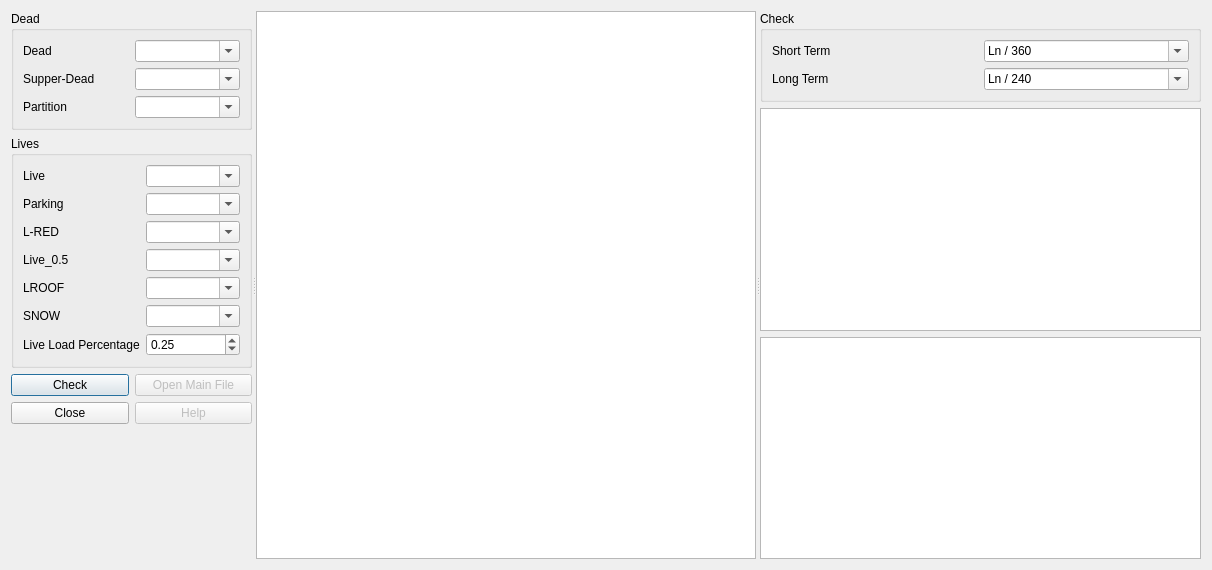
Old version of the form widgets/control/control_deflection_of_beams.ui in the repository ebrahimraeyat/civilTools.
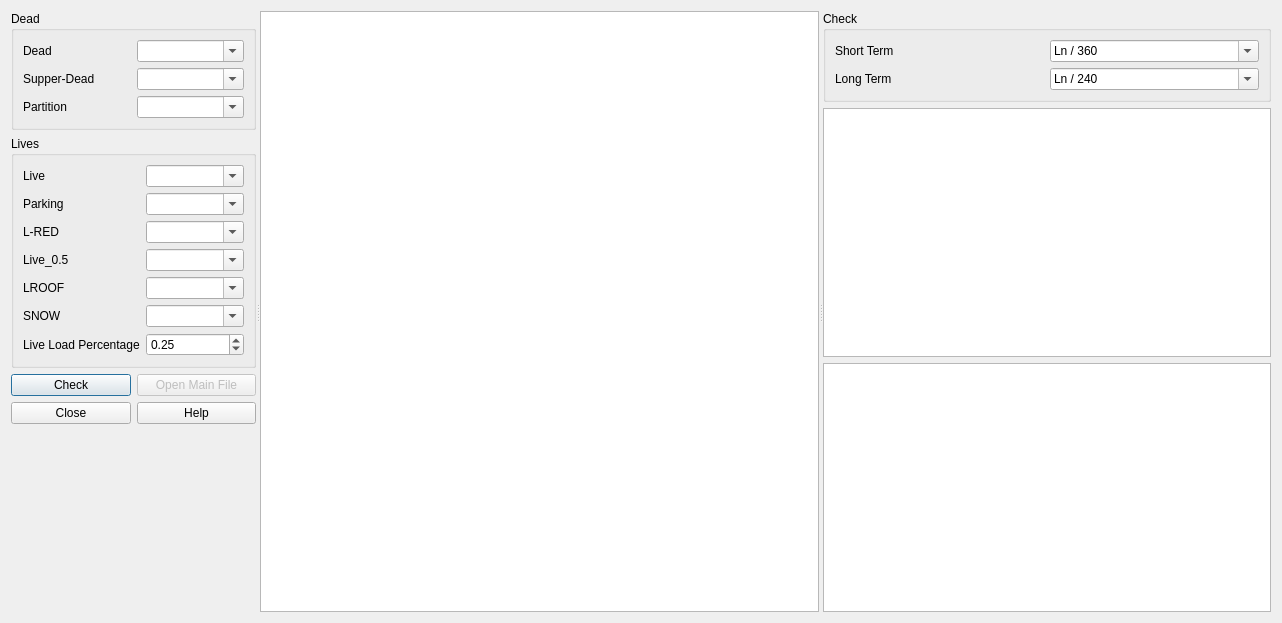
New version of the form. Icons and pictures are not drawn.

Commit message: Add plan of story in beam deflection

Patch:
```diff
--- a/widgets/control/control_deflection_of_beams.ui
+++ b/widgets/control/control_deflection_of_beams.ui
@@ -6,8 +6,8 @@
    <rect>
     <x>0</x>
     <y>0</y>
-    <width>1212</width>
-    <height>570</height>
+    <width>1282</width>
+    <height>623</height>
    </rect>
   </property>
   <property name="windowTitle">
@@ -26,7 +26,7 @@
      <property name="orientation">
       <enum>Qt::Horizontal</enum>
      </property>
-     <widget class="QWidget" name="">
+     <widget class="QWidget" name="layoutWidget">
       <layout class="QVBoxLayout" name="verticalLayout_2">
        <item>
         <widget class="QGroupBox" name="groupBox">
@@ -257,7 +257,7 @@
          <item row="1" column="2">
           <widget class="QPushButton" name="help">
            <property name="enabled">
-            <bool>false</bool>
+            <bool>true</bool>
            </property>
            <property name="text">
             <string>Help</string>
@@ -291,6 +291,9 @@
        </item>
       </layout>
      </widget>
+     <widget class="QWidget" name="verticalLayoutWidget">
+      <layout class="QVBoxLayout" name="table_vertical_layout">
+       <item>
      <widget class="QTableView" name="table_view">
       <property name="minimumSize">
        <size>
@@ -299,8 +302,11 @@
        </size>
       </property>
      </widget>
-     <widget class="QWidget" name="">
-      <layout class="QVBoxLayout" name="verticalLayout_3">
+       </item>
+      </layout>
+     </widget>
+     <widget class="QWidget" name="layoutWidget">
+      <layout class="QVBoxLayout" name="results_vertical_layout">
        <item>
         <widget class="QGroupBox" name="groupBox_3">
          <property name="title">
```
Lines whose indentation alone changed are shown as unchanged. The commit also changes 2 other files.
